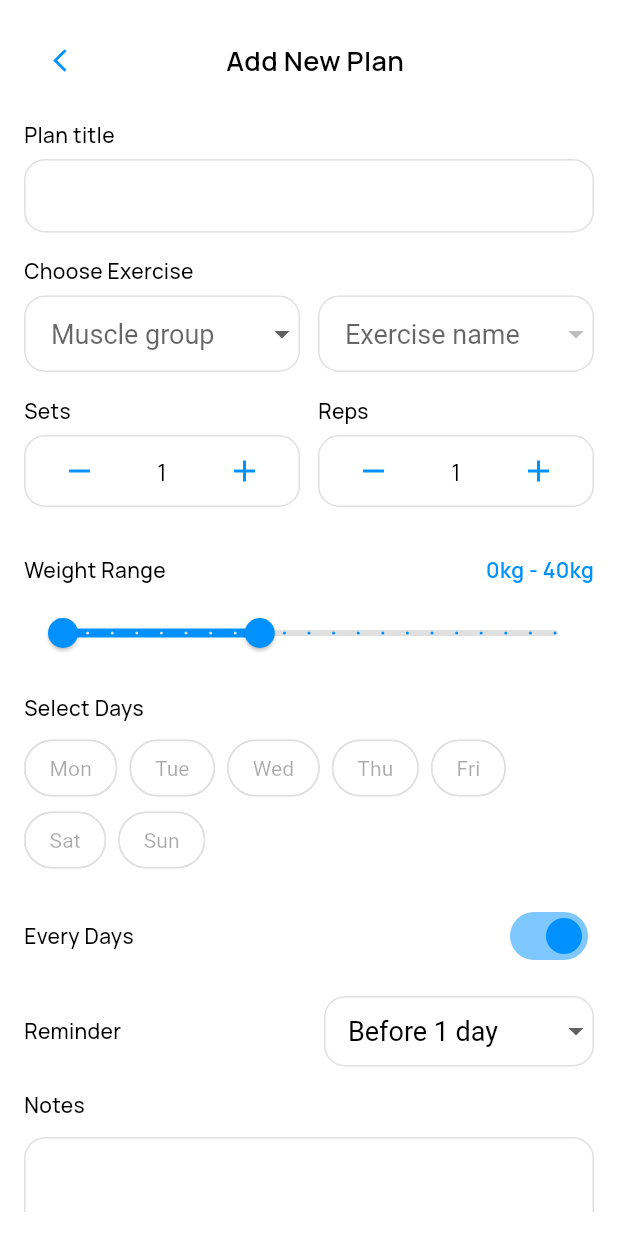
After one commit to hnglmiee/Fitly_WorkoutPlanner_Mobile, a Flutter app: the AddPlanScreen screen opened directly, on a phone screen of 412 x 824 dp. The commit adds this screen. Run offline on Flutter 3.47's test engine with Material 3 defaults, Android fonts, the phone set to English and light mode, and no system bars; our stand-ins replace dio, google_fonts, lottie; accounts and stored records are empty.

Commit message:
add: Add plan UI

```diff
--- /dev/null
+++ b/lib/screens/add_plan.dart
@@ -0,0 +1,477 @@
+import 'package:flutter/material.dart';
+import 'package:workout_tracker_mini_project_mobile/theme/app_theme.dart';
+
+class AddPlanScreen extends StatefulWidget {
+  const AddPlanScreen({super.key});
+
+  @override
+  State<AddPlanScreen> createState() => _AddPlanScreenState();
+}
+
+class _AddPlanScreenState extends State<AddPlanScreen> {
+  /// FORM STATE
+  final TextEditingController titleController = TextEditingController();
+  final TextEditingController notesController = TextEditingController();
+
+  int sets = 1;
+  int reps = 1;
+  bool everyDay = true;
+
+  /// EXERCISE DATA
+  final Map<String, List<String>> exerciseMap = {
+    'Chest': ['Bench Press', 'Push Up', 'Chest Fly'],
+    'Legs': ['Squat', 'Lunges', 'Leg Press'],
+    'Back': ['Pull Up', 'Deadlift', 'Lat Pulldown'],
+    'Core': ['Plank', 'Crunch', 'Russian Twist'],
+  };
+
+  String? selectedMuscle;
+  String? selectedExercise;
+
+  /// DAYS
+  final List<String> days = ['Mon', 'Tue', 'Wed', 'Thu', 'Fri', 'Sat', 'Sun'];
+  final Set<String> selectedDays = {};
+
+  /// WEIGHT
+  final List<String> weight = ['5kg', '10kg', '15kg', '20kg', '25kg'];
+  final Set<String> selectedWeight = {};
+
+  RangeValues weightRange = const RangeValues(0, 40);
+
+  String reminder = 'Before 1 day';
+
+  final List<String> reminderOptions = [
+    'Before 1 day',
+    'Before 2 days',
+    'Before 3 days',
+    'Before 1 week',
+  ];
+
+  @override
+  Widget build(BuildContext context) {
+    return Scaffold(
+      backgroundColor: Colors.white,
+      body: SafeArea(
+        child: Padding(
+          padding: const EdgeInsets.all(16),
+          child: Column(
+            children: [
+              /// HEADER
+              Row(
+                children: [
+                  IconButton(
+                    icon: const Icon(Icons.arrow_back_ios_new, size: 18),
+                    onPressed: () => Navigator.pop(context),
+                  ),
+                  const Expanded(
+                    child: Center(
+                      child: Text(
+                        'Add New Plan',
+                        style: TextStyle(
+                          fontSize: 18,
+                          fontWeight: FontWeight.w600,
+                        ),
+                      ),
+                    ),
+                  ),
+                  const SizedBox(width: 40),
+                ],
+              ),
+
+              const SizedBox(height: 16),
+
+              /// FORM
+              Expanded(
+                child: ListView(
+                  children: [
+                    _label('Plan title'),
+                    _input(controller: titleController),
+
+                    const SizedBox(height: 16),
+
+                    _label('Choose Exercise'),
+                    _exerciseDropdowns(),
+
+                    const SizedBox(height: 16),
+
+                    Row(
+                      children: [
+                        Expanded(child: _counter('Sets', sets, _changeSets)),
+                        const SizedBox(width: 12),
+                        Expanded(child: _counter('Reps', reps, _changeReps)),
+                      ],
+                    ),
+
+                    const SizedBox(height: 16),
+
+                    // _label('Repeat'),
+                    // _repeatOptions(),
+                    const SizedBox(height: 16),
+
+                    _weightRangeSlider(),
+
+                    const SizedBox(height: 16),
+
+                    _label('Select Days'),
+                    _daySelector(),
+
+                    const SizedBox(height: 16),
+
+                    _toggleEveryDay(),
+
+                    const SizedBox(height: 16),
+
+                    _reminderDropdown(),
+
+                    const SizedBox(height: 16),
+
+                    _label('Notes'),
+                    const SizedBox(height: 5),
+                    _input(controller: notesController, maxLines: 3),
+
+                    const SizedBox(height: 24),
+
+                    /// NEXT BUTTON
+                    SizedBox(
+                      height: 52,
+                      child: ElevatedButton(
+                        style: ElevatedButton.styleFrom(
+                          backgroundColor: AppTheme.primary,
+                          shape: RoundedRectangleBorder(
+                            borderRadius: BorderRadius.circular(14),
+                          ),
+                        ),
+                        onPressed: () {},
+                        child: const Text(
+                          'Next',
+                          style: TextStyle(
+                            fontSize: 16,
+                            fontWeight: FontWeight.w600,
+                            color: Colors.white,
+                          ),
+                        ),
+                      ),
+                    ),
+                  ],
+                ),
+              ),
+            ],
+          ),
+        ),
+      ),
+    );
+  }
+
+  /// ================= COMPONENTS =================
+
+  Widget _label(String text) {
+    return Padding(
+      padding: const EdgeInsets.only(bottom: 6),
+      child: Text(
+        text,
+        style: const TextStyle(fontSize: 14, fontWeight: FontWeight.w500),
+      ),
+    );
+  }
+
+  /// BORDER (mảnh hơn)
+  OutlineInputBorder _border(Color color) {
+    return OutlineInputBorder(
+      borderRadius: BorderRadius.circular(14),
+      borderSide: BorderSide(
+        color: color,
+        width: 1, // 👈 viền mảnh
+      ),
+    );
+  }
+
+  Widget _input({required TextEditingController controller, int maxLines = 1}) {
+    return TextField(
+      controller: controller,
+      maxLines: maxLines,
+      decoration: InputDecoration(
+        contentPadding: const EdgeInsets.all(14),
+        enabledBorder: _border(Colors.grey.shade300),
+        focusedBorder: _border(AppTheme.primary),
+        errorBorder: _border(Colors.red),
+        focusedErrorBorder: _border(Colors.red),
+      ),
+    );
+  }
+
+  /// EXERCISE DROPDOWNS
+  Widget _exerciseDropdowns() {
+    return Row(
+      children: [
+        /// MUSCLE GROUP
+        Expanded(
+          child: DropdownButtonFormField<String>(
+            style: const TextStyle(
+              fontSize: 18, // ← chỉnh size ở đây
+              fontWeight: FontWeight.w400,
+              color: Colors.black,
+            ),
+            hint: const Text('Muscle group'),
+            value: selectedMuscle,
+            items:
+                exerciseMap.keys
+                    .map((e) => DropdownMenuItem(value: e, child: Text(e)))
+                    .toList(),
+            onChanged: (value) {
+              setState(() {
+                selectedMuscle = value;
+                selectedExercise = null;
+              });
+            },
+            decoration: _dropdownDecoration(),
+          ),
+        ),
+
+        const SizedBox(width: 12),
+
+        /// EXERCISE NAME
+        Expanded(
+          child: DropdownButtonFormField<String>(
+            isExpanded: true,
+            style: const TextStyle(
+              fontSize: 18, // ← chỉnh size ở đây
+              fontWeight: FontWeight.w400,
+              color: Colors.black,
+            ),
+            hint: const Text('Exercise name'),
+            value: selectedExercise,
+            items:
+                selectedMuscle == null
+                    ? []
+                    : exerciseMap[selectedMuscle]!
+                        .map((e) => DropdownMenuItem(value: e, child: Text(e)))
+                        .toList(),
+            onChanged: (value) {
+              setState(() => selectedExercise = value);
+            },
+            decoration: _dropdownDecoration(),
+          ),
+        ),
+      ],
+    );
+  }
+
+  InputDecoration _dropdownDecoration() {
+    return InputDecoration(
+      contentPadding: const EdgeInsets.symmetric(horizontal: 14, vertical: 12),
+      enabledBorder: _border(Colors.grey.shade300),
+      focusedBorder: _border(AppTheme.primary),
+    );
+  }
+
+  /// SET / REP COUNTER
+  Widget _counter(String label, int value, Function(int) onChange) {
+    return Column(
+      crossAxisAlignment: CrossAxisAlignment.start,
+      children: [
+        _label(label),
+        Container(
+          padding: const EdgeInsets.symmetric(horizontal: 12),
+          height: 48,
+          decoration: BoxDecoration(
+            border: Border.all(color: Colors.grey.shade300, width: 1),
+            borderRadius: BorderRadius.circular(14),
+          ),
+          child: Row(
+            mainAxisAlignment: MainAxisAlignment.spaceBetween,
+            children: [
+              IconButton(
+                icon: const Icon(Icons.remove),
+                onPressed: () => onChange(value - 1),
+              ),
+              Text(value.toString(), style: const TextStyle(fontSize: 16)),
+              IconButton(
+                icon: const Icon(Icons.add),
+                onPressed: () => onChange(value + 1),
+              ),
+            ],
+          ),
+        ),
+      ],
+    );
+  }
+
+  void _changeSets(int v) {
+    if (v < 1) return;
+    setState(() => sets = v);
+  }
+
+  void _changeReps(int v) {
+    if (v < 1) return;
+    setState(() => reps = v);
+  }
+
+  /// REPEAT OPTIONS
+  Widget _repeatOptions() {
+    final options = ['Daily', 'Weekly', 'Monthly', 'Yearly'];
+    return Wrap(
+      spacing: 8,
+      children:
+          options
+              .map(
+                (e) => Chip(
+                  label: Text(e),
+                  backgroundColor: AppTheme.primary.withOpacity(0.15),
+                ),
+              )
+              .toList(),
+    );
+  }
+
+  /// DAY SELECTOR
+  Widget _daySelector() {
+    return Wrap(
+      spacing: 8,
+      children:
+          days.map((day) {
+            final selected = selectedDays.contains(day);
+
+            return ChoiceChip(
+              label: Text(day),
+              selected: selected,
+
+              selectedColor: AppTheme.primary.withOpacity(0.15),
+              backgroundColor: Colors.white,
+
+              shape: RoundedRectangleBorder(
+                borderRadius: BorderRadius.circular(20),
+                side: BorderSide(
+                  color: selected ? AppTheme.primary : Colors.grey.shade300,
+                  width: 1, // 👈 viền mảnh
+                ),
+              ),
+
+              labelStyle: TextStyle(
+                color: selected ? AppTheme.primary : Colors.black87,
+                fontWeight: selected ? FontWeight.w600 : FontWeight.w400,
+              ),
+
+              onSelected:
+                  everyDay
+                      ? null
+                      : (value) {
+                        setState(() {
+                          value
+                              ? selectedDays.add(day)
+                              : selectedDays.remove(day);
+                        });
+                      },
+            );
+          }).toList(),
+    );
+  }
+
+  Widget _weightRangeSlider() {
+    return Column(
+      crossAxisAlignment: CrossAxisAlignment.start,
+      children: [
+        /// LABEL
+        Row(
+          mainAxisAlignment: MainAxisAlignment.spaceBetween,
+          children: [
+            const Text(
+              'Weight Range',
+              style: TextStyle(fontSize: 14, fontWeight: FontWeight.w500),
+            ),
+            Text(
+              '${weightRange.start.round()}kg - ${weightRange.end.round()}kg',
+              style: TextStyle(
+                fontSize: 14,
+                fontWeight: FontWeight.w600,
+                color: AppTheme.primary,
+              ),
+            ),
+          ],
+        ),
+
+        const SizedBox(height: 8),
+
+        /// SLIDER
+        RangeSlider(
+          values: weightRange,
+          min: 0,
+          max: 100,
+          divisions: 20, // mỗi 5kg
+          labels: RangeLabels(
+            '${weightRange.start.round()}kg',
+            '${weightRange.end.round()}kg',
+          ),
+          activeColor: AppTheme.primary,
+          inactiveColor: Colors.grey.shade300,
+          onChanged: (values) {
+            setState(() => weightRange = values);
+          },
+        ),
+      ],
+    );
+  }
+
+  /// EVERY DAY TOGGLE
+  Widget _toggleEveryDay() {
+    return Row(
+      mainAxisAlignment: MainAxisAlignment.spaceBetween,
+      children: [
+        const Text(
+          'Every Days',
+          style: TextStyle(fontSize: 14, fontWeight: FontWeight.w500),
+        ),
+        Switch(
+          value: everyDay,
+          activeColor: AppTheme.primary,
+          onChanged: (value) {
+            setState(() {
+              everyDay = value;
+              if (value) selectedDays.clear();
+            });
+          },
+        ),
+      ],
+    );
+  }
+
+  Widget _reminderDropdown() {
+    return Row(
+      mainAxisAlignment: MainAxisAlignment.spaceBetween,
+      children: [
+        const Text(
+          'Reminder',
+          style: TextStyle(fontSize: 14, fontWeight: FontWeight.w500),
+        ),
+
+        SizedBox(
+          width: 180,
+          child: DropdownButtonFormField<String>(
+            value: reminder,
+            style: const TextStyle(
+              fontSize: 18, // ← chỉnh size ở đây
+              fontWeight: FontWeight.w400,
+              color: Colors.black,
+            ),
+            items:
+                reminderOptions
+                    .map((e) => DropdownMenuItem(value: e, child: Text(e)))
+                    .toList(),
+            onChanged: (value) {
+              if (value == null) return;
+              setState(() => reminder = value);
+            },
+            decoration: InputDecoration(
+              isDense: true,
+              contentPadding: const EdgeInsets.symmetric(
+                horizontal: 12,
+                vertical: 10,
+              ),
+              enabledBorder: _border(Colors.grey.shade300),
+              focusedBorder: _border(AppTheme.primary),
+            ),
+          ),
+        ),
+      ],
+    );
+  }
+}
--- a/lib/screens/schedule_screen.dart
+++ b/lib/screens/schedule_screen.dart
@@ -6,6 +6,7 @@ import '../models/schedule_plan.dart';
 import '../shared/navigation_bar.dart';
 import '../shared/schedule_calendar.dart';
 import '../shared/schedule_plan_item.dart';
+import 'add_plan.dart';
 import 'goal_progress.dart';
 import 'package:intl/intl.dart';
 
@@ -172,13 +173,23 @@ class _ScheduleScreenState extends State<ScheduleScreen> {
 
               /// ADD PLAN
               Row(
-                children: const [
+                children: [
                   Text(
                     'Add plan',
                     style: TextStyle(fontSize: 16, fontWeight: FontWeight.w600),
                   ),
                   SizedBox(width: 4),
-                  Icon(Icons.add),
+                  IconButton(
+                    icon: const Icon(Icons.add),
+                    onPressed: () {
+                      Navigator.push(
+                        context,
+                        MaterialPageRoute(
+                          builder: (_) => const AddPlanScreen(),
+                        ),
+                      );
+                    },
+                  ),
                 ],
               ),
 
```
